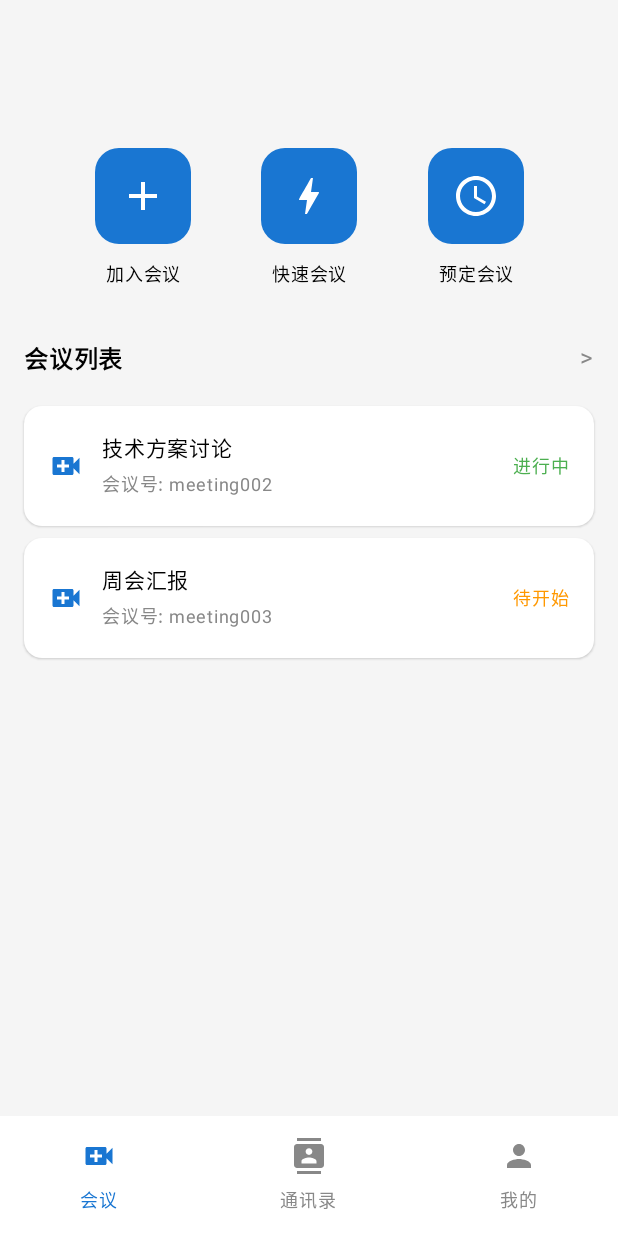
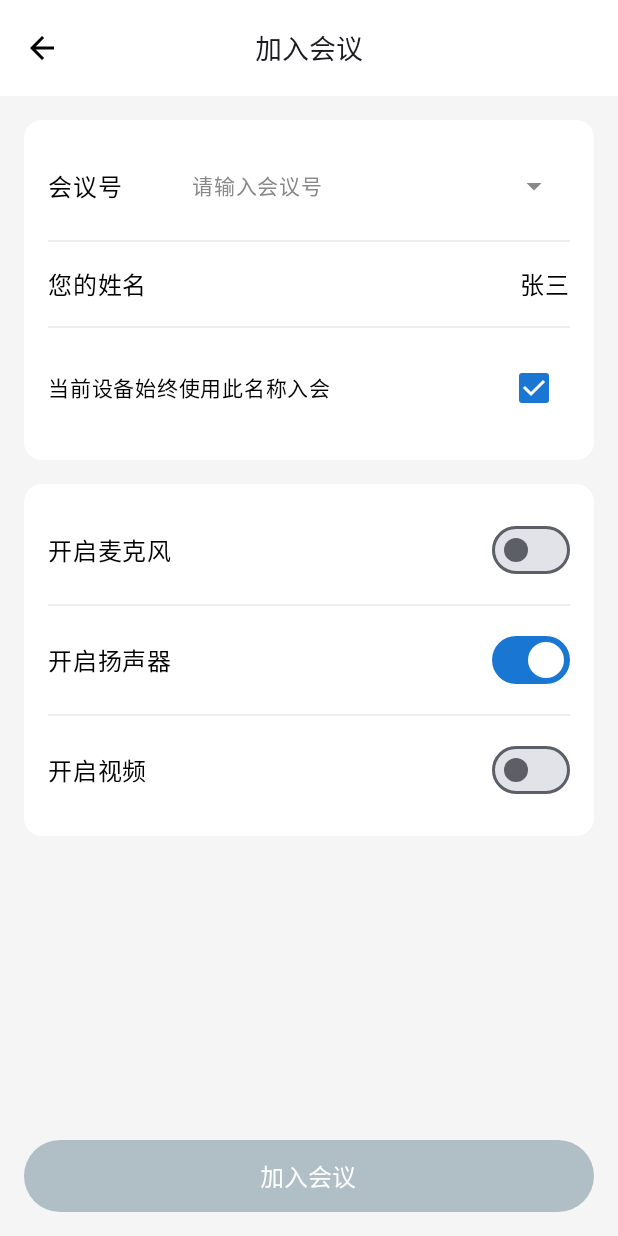
Before and after one commit to GuoDragon/Tencent-Meeting, an Android app built with Jetpack Compose: the screen it shows after launch (MainActivity), after a tap on "加入会议", on a phone screen of 412 x 824 dp. Run offline under Robolectric (Android 15) with nearby library versions, the phone set to English and light mode, and no system bars.

Commit message:
加入会议页

```diff
--- a/app/src/main/java/com/example/tencentmeeting/MainActivity.kt
+++ b/app/src/main/java/com/example/tencentmeeting/MainActivity.kt
@@ -24,6 +24,7 @@ import com.example.tencentmeeting.view.ContactPage
 import com.example.tencentmeeting.view.ScheduledMeetingPage
 import com.example.tencentmeeting.view.AddFriendsPage
 import com.example.tencentmeeting.view.FriendsDetailsPage
+import com.example.tencentmeeting.view.JoinMeetingPage
 import com.example.tencentmeeting.model.User
 
 class MainActivity : ComponentActivity() {
@@ -45,6 +46,7 @@ fun MainScreen() {
     var showScheduledMeetingPage by remember { mutableStateOf(false) }
     var showAddFriendsPage by remember { mutableStateOf(false) }
     var showFriendsDetailsPage by remember { mutableStateOf(false) }
+    var showJoinMeetingPage by remember { mutableStateOf(false) }
     var selectedContact by remember { mutableStateOf<User?>(null) }
 
     if (showScheduledMeetingPage) {
@@ -63,6 +65,11 @@ fun MainScreen() {
             friend = selectedContact!!,
             onNavigateBack = { showFriendsDetailsPage = false }
         )
+    } else if (showJoinMeetingPage) {
+        // 显示加入会议页面
+        JoinMeetingPage(
+            onNavigateBack = { showJoinMeetingPage = false }
+        )
     } else {
         // 显示主页面
         Scaffold(
@@ -80,7 +87,8 @@ fun MainScreen() {
             ) {
                 when (selectedTab) {
                     0 -> HomePage(
-                        onNavigateToScheduledMeeting = { showScheduledMeetingPage = true }
+                        onNavigateToScheduledMeeting = { showScheduledMeetingPage = true },
+                        onNavigateToJoinMeeting = { showJoinMeetingPage = true }
                     )
                     1 -> ContactPage(
                         onNavigateToAddFriends = { showAddFriendsPage = true },
--- /dev/null
+++ b/app/src/main/java/com/example/tencentmeeting/contract/JoinMeetingContract.kt
@@ -0,0 +1,28 @@
+package com.example.tencentmeeting.contract
+
+import com.example.tencentmeeting.model.User
+
+interface JoinMeetingContract {
+
+    interface View {
+        fun showUserInfo(user: User)
+        fun showLoading()
+        fun hideLoading()
+        fun showError(message: String)
+        fun showJoinSuccess(meetingId: String)
+    }
+
+    interface Presenter {
+        fun attachView(view: View)
+        fun detachView()
+        fun loadUserInfo()
+        fun joinMeeting(
+            meetingId: String,
+            password: String?,
+            micEnabled: Boolean,
+            speakerEnabled: Boolean,
+            videoEnabled: Boolean
+        )
+        fun onDestroy()
+    }
+}
--- /dev/null
+++ b/app/src/main/java/com/example/tencentmeeting/presenter/JoinMeetingPresenter.kt
@@ -0,0 +1,72 @@
+package com.example.tencentmeeting.presenter
+
+import com.example.tencentmeeting.contract.JoinMeetingContract
+import com.example.tencentmeeting.data.DataRepository
+import kotlinx.coroutines.CoroutineScope
+import kotlinx.coroutines.Dispatchers
+import kotlinx.coroutines.Job
+import kotlinx.coroutines.launch
+import kotlinx.coroutines.withContext
+
+class JoinMeetingPresenter(
+    private val dataRepository: DataRepository
+) : JoinMeetingContract.Presenter {
+
+    private var view: JoinMeetingContract.View? = null
+    private val presenterScope = CoroutineScope(Dispatchers.Main + Job())
+
+    override fun attachView(view: JoinMeetingContract.View) {
+        this.view = view
+    }
+
+    override fun detachView() {
+        this.view = null
+    }
+
+    override fun loadUserInfo() {
+        presenterScope.launch {
+            try {
+                view?.showLoading()
+                val users = withContext(Dispatchers.IO) {
+                    dataRepository.getUsers()
+                }
+
+                if (users.isNotEmpty()) {
+                    view?.showUserInfo(users.first())
+                } else {
+                    view?.showError("无法加载用户信息")
+                }
+            } catch (e: Exception) {
+                view?.showError("加载用户信息失败: ${e.message}")
+            } finally {
+                view?.hideLoading()
+            }
+        }
+    }
+
+    override fun joinMeeting(
+        meetingId: String,
+        password: String?,
+        micEnabled: Boolean,
+        speakerEnabled: Boolean,
+        videoEnabled: Boolean
+    ) {
+        presenterScope.launch {
+            try {
+                view?.showLoading()
+                // 模拟加入会议的过程
+                // 在实际应用中，这里会调用会议SDK的加入会议API
+                kotlinx.coroutines.delay(500)
+                view?.showJoinSuccess(meetingId)
+            } catch (e: Exception) {
+                view?.showError("加入会议失败: ${e.message}")
+            } finally {
+                view?.hideLoading()
+            }
+        }
+    }
+
+    override fun onDestroy() {
+        detachView()
+    }
+}
--- a/app/src/main/java/com/example/tencentmeeting/view/HomePage.kt
+++ b/app/src/main/java/com/example/tencentmeeting/view/HomePage.kt
@@ -31,7 +31,8 @@ import com.example.tencentmeeting.presenter.HomePresenter
 
 @Composable
 fun HomePage(
-    onNavigateToScheduledMeeting: () -> Unit = {}
+    onNavigateToScheduledMeeting: () -> Unit = {},
+    onNavigateToJoinMeeting: () -> Unit = {}
 ) {
     val context = LocalContext.current
     val configuration = LocalConfiguration.current
@@ -71,7 +72,7 @@ fun HomePage(
             }
 
             override fun navigateToJoinMeeting() {
-                // TODO: 实现页面跳转
+                onNavigateToJoinMeeting()
             }
 
             override fun navigateToQuickMeeting() {
--- /dev/null
+++ b/app/src/main/java/com/example/tencentmeeting/view/JoinMeetingPage.kt
@@ -0,0 +1,377 @@
+package com.example.tencentmeeting.view
+
+import androidx.compose.foundation.background
+import androidx.compose.foundation.layout.*
+import androidx.compose.foundation.rememberScrollState
+import androidx.compose.foundation.verticalScroll
+import androidx.compose.material.icons.Icons
+import androidx.compose.material.icons.filled.ArrowBack
+import androidx.compose.material.icons.filled.ArrowDropDown
+import androidx.compose.material3.*
+import androidx.compose.runtime.*
+import androidx.compose.ui.Alignment
+import androidx.compose.ui.Modifier
+import androidx.compose.ui.graphics.Color
+import androidx.compose.ui.platform.LocalContext
+import androidx.compose.ui.text.font.FontWeight
+import androidx.compose.ui.unit.dp
+import androidx.compose.ui.unit.sp
+import com.example.tencentmeeting.contract.JoinMeetingContract
+import com.example.tencentmeeting.data.DataRepository
+import com.example.tencentmeeting.model.User
+import com.example.tencentmeeting.presenter.JoinMeetingPresenter
+
+@OptIn(ExperimentalMaterial3Api::class)
+@Composable
+fun JoinMeetingPage(
+    onNavigateBack: () -> Unit
+) {
+    val context = LocalContext.current
+    val dataRepository = DataRepository.getInstance(context)
+    val presenter = remember { JoinMeetingPresenter(dataRepository) }
+
+    var currentUser by remember { mutableStateOf<User?>(null) }
+    var meetingId by remember { mutableStateOf("") }
+    var password by remember { mutableStateOf("") }
+    var useNameAlways by remember { mutableStateOf(true) }
+    var micEnabled by remember { mutableStateOf(false) }
+    var speakerEnabled by remember { mutableStateOf(true) }
+    var videoEnabled by remember { mutableStateOf(false) }
+    var isLoading by remember { mutableStateOf(false) }
+    var errorMessage by remember { mutableStateOf<String?>(null) }
+    var showSuccessMessage by remember { mutableStateOf(false) }
+
+    // MVP View实现
+    val view = remember {
+        object : JoinMeetingContract.View {
+            override fun showUserInfo(user: User) {
+                currentUser = user
+            }
+
+            override fun showLoading() {
+                isLoading = true
+            }
+
+            override fun hideLoading() {
+                isLoading = false
+            }
+
+            override fun showError(message: String) {
+                errorMessage = message
+            }
+
+            override fun showJoinSuccess(meetingId: String) {
+                showSuccessMessage = true
+            }
+        }
+    }
+
+    LaunchedEffect(Unit) {
+        presenter.attachView(view)
+        presenter.loadUserInfo()
+    }
+
+    DisposableEffect(Unit) {
+        onDispose {
+            presenter.onDestroy()
+        }
+    }
+
+    Scaffold(
+        topBar = {
+            CenterAlignedTopAppBar(
+                title = {
+                    Text(
+                        text = "加入会议",
+                        fontSize = 18.sp,
+                        fontWeight = FontWeight.Medium
+                    )
+                },
+                navigationIcon = {
+                    IconButton(onClick = onNavigateBack) {
+                        Icon(
+                            imageVector = Icons.Default.ArrowBack,
+                            contentDescription = "返回",
+                            tint = Color.Black
+                        )
+                    }
+                },
+                colors = TopAppBarDefaults.centerAlignedTopAppBarColors(
+                    containerColor = Color.White
+                )
+            )
+        }
+    ) { paddingValues ->
+        Box(
+            modifier = Modifier
+                .fillMaxSize()
+                .padding(paddingValues)
+                .background(Color(0xFFF5F5F5))
+        ) {
+            Column(
+                modifier = Modifier
+                    .fillMaxSize()
+                    .verticalScroll(rememberScrollState())
+            ) {
+                Spacer(modifier = Modifier.height(16.dp))
+
+                // 中间功能区卡片
+                Card(
+                    modifier = Modifier
+                        .fillMaxWidth()
+                        .padding(horizontal = 16.dp),
+                    colors = CardDefaults.cardColors(containerColor = Color.White),
+                    elevation = CardDefaults.cardElevation(defaultElevation = 0.dp)
+                ) {
+                    Column(
+                        modifier = Modifier
+                            .fillMaxWidth()
+                            .padding(16.dp)
+                    ) {
+                        // 会议号输入框
+                        Row(
+                            modifier = Modifier.fillMaxWidth(),
+                            horizontalArrangement = Arrangement.SpaceBetween,
+                            verticalAlignment = Alignment.CenterVertically
+                        ) {
+                            Text(
+                                text = "会议号",
+                                fontSize = 16.sp,
+                                color = Color.Black,
+                                modifier = Modifier.width(80.dp)
+                            )
+                            OutlinedTextField(
+                                value = meetingId,
+                                onValueChange = { meetingId = it },
+                                placeholder = {
+                                    Text(
+                                        text = "请输入会议号",
+                                        color = Color.Gray,
+                                        fontSize = 14.sp
+                                    )
+                                },
+                                trailingIcon = {
+                                    Icon(
+                                        imageVector = Icons.Default.ArrowDropDown,
+                                        contentDescription = null,
+                                        tint = Color.Gray
+                                    )
+                                },
+                                singleLine = true,
+                                colors = OutlinedTextFieldDefaults.colors(
+                                    focusedBorderColor = Color.Transparent,
+                                    unfocusedBorderColor = Color.Transparent,
+                                    cursorColor = Color(0xFF1976D2)
+                                ),
+                                modifier = Modifier.weight(1f)
+                            )
+                        }
+
+                        Divider(
+                            color = Color(0xFFEEEEEE),
+                            thickness = 1.dp,
+                            modifier = Modifier.padding(vertical = 8.dp)
+                        )
+
+                        // 您的姓名
+                        Row(
+                            modifier = Modifier
+                                .fillMaxWidth()
+                                .padding(vertical = 8.dp),
+                            horizontalArrangement = Arrangement.SpaceBetween,
+                            verticalAlignment = Alignment.CenterVertically
+                        ) {
+                            Text(
+                                text = "您的姓名",
+                                fontSize = 16.sp,
+                                color = Color.Black
+                            )
+                            Text(
+                                text = currentUser?.username ?: "刘承龙",
+                                fontSize = 16.sp,
+                                color = Color.Black
+                            )
+                        }
+
+                        Divider(
+                            color = Color(0xFFEEEEEE),
+                            thickness = 1.dp,
+                            modifier = Modifier.padding(vertical = 8.dp)
+                        )
+
+                        // 当前设备始终使用此名称入会
+                        Row(
+                            modifier = Modifier
+                                .fillMaxWidth()
+                                .padding(vertical = 8.dp),
+                            horizontalArrangement = Arrangement.SpaceBetween,
+                            verticalAlignment = Alignment.CenterVertically
+                        ) {
+                            Text(
+                                text = "当前设备始终使用此名称入会",
+                                fontSize = 14.sp,
+                                color = Color.Black
+                            )
+                            Checkbox(
+                                checked = useNameAlways,
+                                onCheckedChange = { useNameAlways = it },
+                                colors = CheckboxDefaults.colors(
+                                    checkedColor = Color(0xFF1976D2)
+                                )
+                            )
+                        }
+                    }
+                }
+
+                Spacer(modifier = Modifier.height(16.dp))
+
+                // 设备设置卡片
+                Card(
+                    modifier = Modifier
+                        .fillMaxWidth()
+                        .padding(horizontal = 16.dp),
+                    colors = CardDefaults.cardColors(containerColor = Color.White),
+                    elevation = CardDefaults.cardElevation(defaultElevation = 0.dp)
+                ) {
+                    Column(
+                        modifier = Modifier
+                            .fillMaxWidth()
+                            .padding(16.dp)
+                    ) {
+                        // 开启麦克风
+                        SwitchSettingItem(
+                            title = "开启麦克风",
+                            checked = micEnabled,
+                            onCheckedChange = { micEnabled = it }
+                        )
+
+                        Divider(
+                            color = Color(0xFFEEEEEE),
+                            thickness = 1.dp,
+                            modifier = Modifier.padding(vertical = 8.dp)
+                        )
+
+                        // 开启扬声器
+                        SwitchSettingItem(
+                            title = "开启扬声器",
+                            checked = speakerEnabled,
+                            onCheckedChange = { speakerEnabled = it }
+                        )
+
+                        Divider(
+                            color = Color(0xFFEEEEEE),
+                            thickness = 1.dp,
+                            modifier = Modifier.padding(vertical = 8.dp)
+                        )
+
+                        // 开启视频
+                        SwitchSettingItem(
+                            title = "开启视频",
+                            checked = videoEnabled,
+                            onCheckedChange = { videoEnabled = it }
+                        )
+                    }
+                }
+
+                Spacer(modifier = Modifier.height(32.dp))
+            }
+
+            // 底部加入会议按钮
+            Column(
+                modifier = Modifier
+                    .fillMaxWidth()
+                    .align(Alignment.BottomCenter)
+                    .padding(16.dp)
+            ) {
+                Button(
+                    onClick = {
+                        if (meetingId.isNotEmpty()) {
+                            presenter.joinMeeting(
+                                meetingId = meetingId,
+                                password = password.ifEmpty { null },
+                                micEnabled = micEnabled,
+                                speakerEnabled = speakerEnabled,
+                                videoEnabled = videoEnabled
+                            )
+                        }
+                    },
+                    enabled = meetingId.isNotEmpty(),
+                    modifier = Modifier
+                        .fillMaxWidth()
+                        .height(48.dp),
+                    colors = ButtonDefaults.buttonColors(
+                        containerColor = if (meetingId.isNotEmpty()) Color(0xFF1976D2) else Color(0xFFB0BEC5),
+                        disabledContainerColor = Color(0xFFB0BEC5)
+                    )
+                ) {
+                    Text(
+                        text = "加入会议",
+                        fontSize = 16.sp,
+                        color = Color.White,
+                        fontWeight = FontWeight.Medium
+                    )
+                }
+            }
+
+            // 加入成功提示
+            if (showSuccessMessage) {
+                LaunchedEffect(Unit) {
+                    kotlinx.coroutines.delay(2000)
+                    showSuccessMessage = false
+                    onNavigateBack()
+                }
+                Box(
+                    modifier = Modifier.fillMaxSize(),
+                    contentAlignment = Alignment.Center
+                ) {
+                    Card(
+                        colors = CardDefaults.cardColors(containerColor = Color(0xFF4CAF50))
+                    ) {
+                        Text(
+                            text = "正在加入会议...",
+                            color = Color.White,
+                            modifier = Modifier.padding(16.dp)
+                        )
+                    }
+                }
+            }
+
+            // 错误提示
+            errorMessage?.let { message ->
+                LaunchedEffect(message) {
+                    kotlinx.coroutines.delay(2000)
+                    errorMessage = null
+                }
+            }
+        }
+    }
+}
+
+@Composable
+private fun SwitchSettingItem(
+    title: String,
+    checked: Boolean,
+    onCheckedChange: (Boolean) -> Unit
+) {
+    Row(
+        modifier = Modifier
+            .fillMaxWidth()
+            .padding(vertical = 4.dp),
+        horizontalArrangement = Arrangement.SpaceBetween,
+        verticalAlignment = Alignment.CenterVertically
+    ) {
+        Text(
+            text = title,
+            fontSize = 16.sp,
+            color = Color.Black
+        )
+        Switch(
+            checked = checked,
+            onCheckedChange = onCheckedChange,
+            colors = SwitchDefaults.colors(
+                checkedThumbColor = Color.White,
+                checkedTrackColor = Color(0xFF1976D2)
+            )
+        )
+    }
+}
```
Also changed, not shown: 6 other files.
